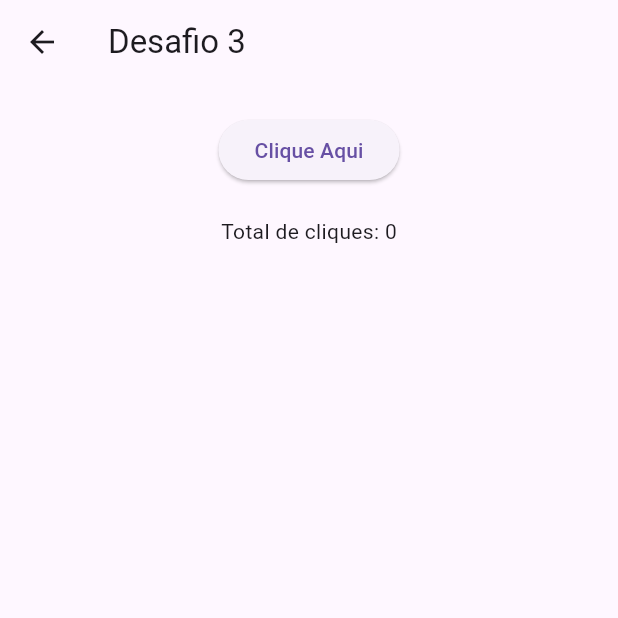
After one commit to Mathprimus/app_estudo_flutter, a Flutter app: the DesafiosSreen screen opened directly, after a tap on "Desafio 3", on a phone screen of 412 x 824 dp, the top half of it. The commit adds this screen. Run offline on Flutter 3.47's test engine with Material 3 defaults, Android fonts, the phone set to English and light mode, and no system bars.

Commit message:
desafio 3

```diff
--- a/lib/screens/desafios/desafios_sreen.dart
+++ b/lib/screens/desafios/desafios_sreen.dart
@@ -2,6 +2,7 @@ import 'package:app_estudo_flutter/screens/desafios/numeros/desafio1.dart';
 import 'package:app_estudo_flutter/screens/desafios/numeros/desafio1_prof.dart';
 import 'package:app_estudo_flutter/screens/desafios/numeros/desafio2.dart';
 import 'package:app_estudo_flutter/screens/desafios/numeros/desafio2_prof.dart';
+import 'package:app_estudo_flutter/screens/desafios/numeros/desafio3.dart';
 import 'package:flutter/material.dart';
 
 class DesafiosSreen extends StatefulWidget {
@@ -79,6 +80,20 @@ class _DesafiosSreenState extends State<DesafiosSreen> {
                     child: Text("Desafio 2 Prof"),
                   ),
                 ),
+                SizedBox(
+                  width: double.infinity,
+                  child: ElevatedButton(
+                    onPressed: () {
+                      Navigator.push(
+                        context,
+                        MaterialPageRoute(
+                          builder: (context) => Desafio3(),
+                        ),
+                      );
+                    },
+                    child: Text("Desafio 3"),
+                  ),
+                ),
               ],
             ),
           ),
--- /dev/null
+++ b/lib/screens/desafios/numeros/desafio3.dart
@@ -0,0 +1,73 @@
+import 'package:flutter/material.dart';
+import 'package:intl/intl.dart';
+
+class RegistroClique {
+  final int numero;
+  final DateTime horario;
+
+  RegistroClique({required this.numero, required this.horario});
+}
+
+class Desafio3 extends StatefulWidget {
+  const Desafio3({super.key});
+
+  @override
+  State<Desafio3> createState() => _Desafio3State();
+}
+
+class _Desafio3State extends State<Desafio3> {
+  List<RegistroClique> cliques = [];
+
+  void registrarClique() {
+    setState(() {
+      cliques.add(
+        RegistroClique(
+          numero: cliques.length + 1,
+          horario: DateTime.now(),
+        ),
+      );
+    });
+  }
+
+  String formatarData(DateTime data) {
+    return DateFormat('dd/MM/yyyy HH:mm:ss').format(data);
+  }
+
+  @override
+  Widget build(BuildContext context) {
+    return Scaffold(
+      appBar: AppBar(
+        title: Text("Desafio 3"),
+      ),
+      body: SingleChildScrollView(
+        child: Center(
+          child: Column(
+            children: [
+              SizedBox(height: 20),
+              ElevatedButton(
+                onPressed: registrarClique,
+                child: Text("Clique Aqui"),
+              ),
+              SizedBox(height: 20),
+              Text("Total de cliques: ${cliques.length}"),
+              SizedBox(height: 20),
+              // Para ListView funcionar dentro do SingleChildScrollView:
+              ListView.builder(
+                shrinkWrap: true,
+                physics: NeverScrollableScrollPhysics(),
+                itemCount: cliques.length,
+                itemBuilder: (context, index) {
+                  final item = cliques[index];
+                  return ListTile(
+                    leading: Text("Clique ${item.numero}"),
+                    title: Text(formatarData(item.horario)),
+                  );
+                },
+              ),
+            ],
+          ),
+        ),
+      ),
+    );
+  }
+}
--- a/pubspec.yaml
+++ b/pubspec.yaml
@@ -34,6 +34,7 @@ dependencies:
   # The following adds the Cupertino Icons font to your application.
   # Use with the CupertinoIcons class for iOS style icons.
   cupertino_icons: ^1.0.8
+  intl: ^0.20.2
 
 dev_dependencies:
   flutter_test:
```
Also changed, not shown: pubspec.lock.
